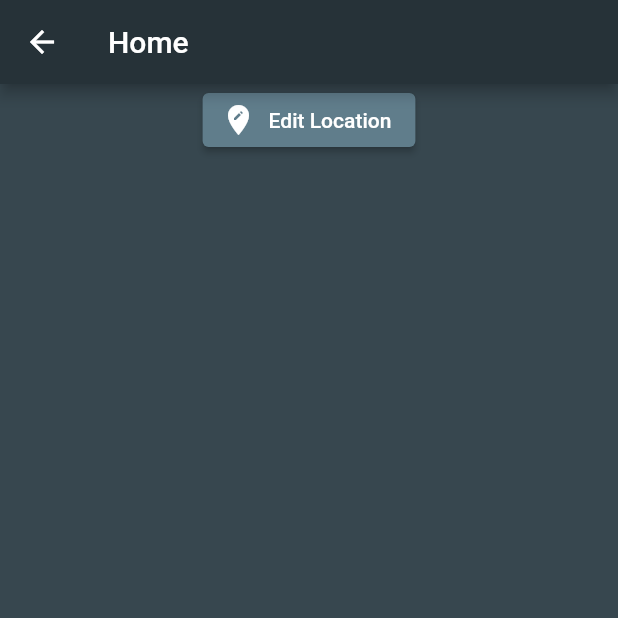
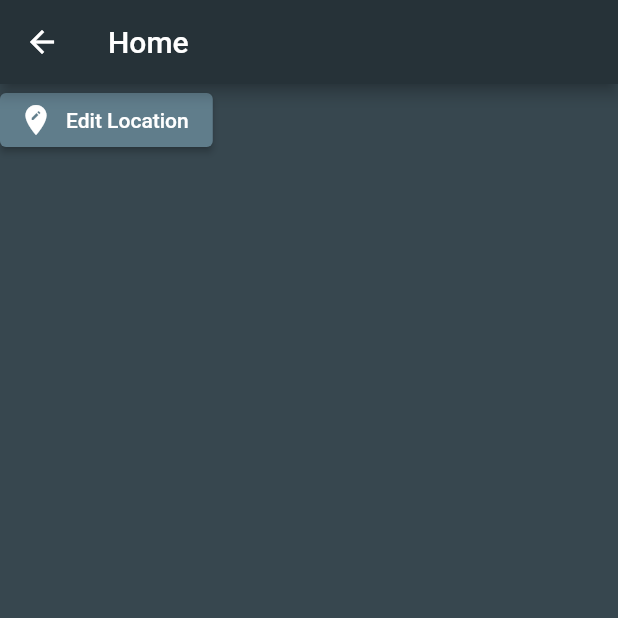
Before and after one commit to G1Joshi/world_time, a Flutter app: the Home screen opened by its route, on a phone screen of 412 x 824 dp, the top half of it. Run offline on Flutter 3.47's test engine with Material 2 defaults, Android fonts, the phone set to English and light mode, and no system bars; network calls fail.

Commit message:
enhanced code

```diff
--- a/lib/main.dart
+++ b/lib/main.dart
@@ -13,7 +13,6 @@ class MyApp extends StatelessWidget {
       theme: ThemeData(
         primarySwatch: Colors.blueGrey,
       ),
-      initialRoute: '/home',
       routes: {
         '/': (context) => Loading(),
         '/home': (context) => Home(),
--- a/lib/pages/home.dart
+++ b/lib/pages/home.dart
@@ -15,7 +15,6 @@ class _HomeState extends State<Home> {
         title: Text('Home'),
       ),
       body: SafeArea(
-        child: Center(
         child: Column(
           children: <Widget>[
             ElevatedButton.icon(
@@ -28,7 +27,6 @@ class _HomeState extends State<Home> {
           ],
         ),
       ),
-      ),
     );
   }
 }
```
Also changed, not shown: lib/services/worldtime.dart (line endings or trailing spaces). Lines whose indentation alone changed are shown as unchanged.
